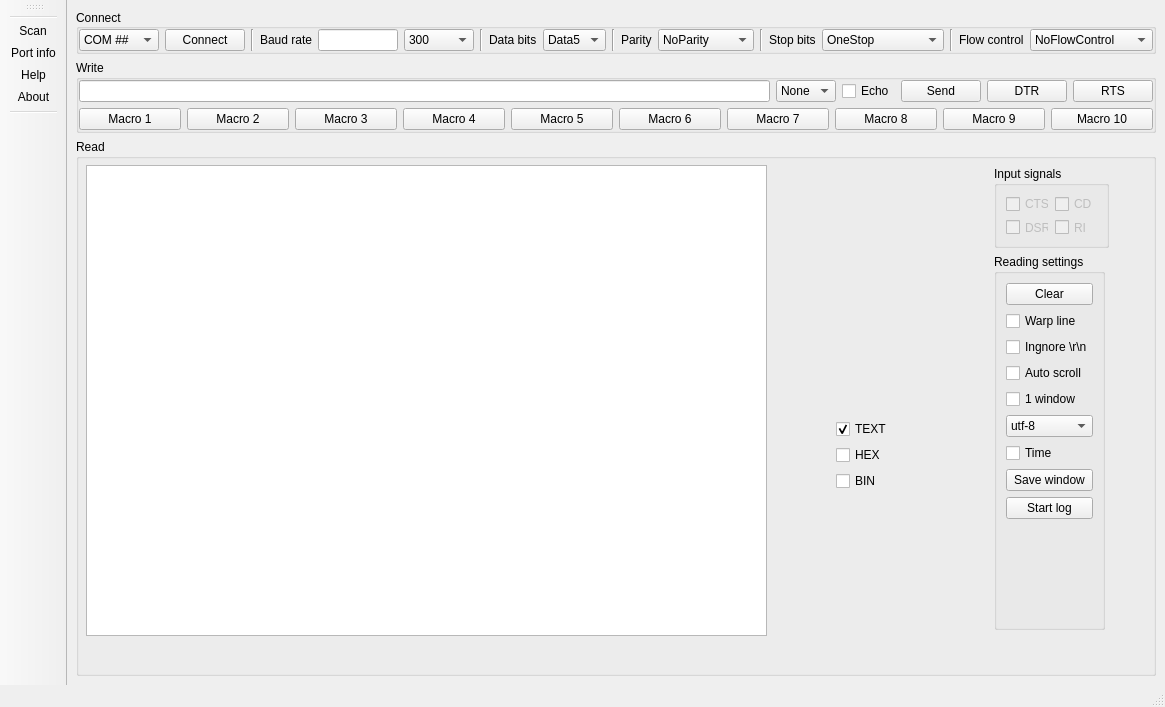
Qt form VisualStudioCode/Terminal_by_ZoMbiE/mainWindow.ui (DamianPodrazaCode/Python_code) before a commit.
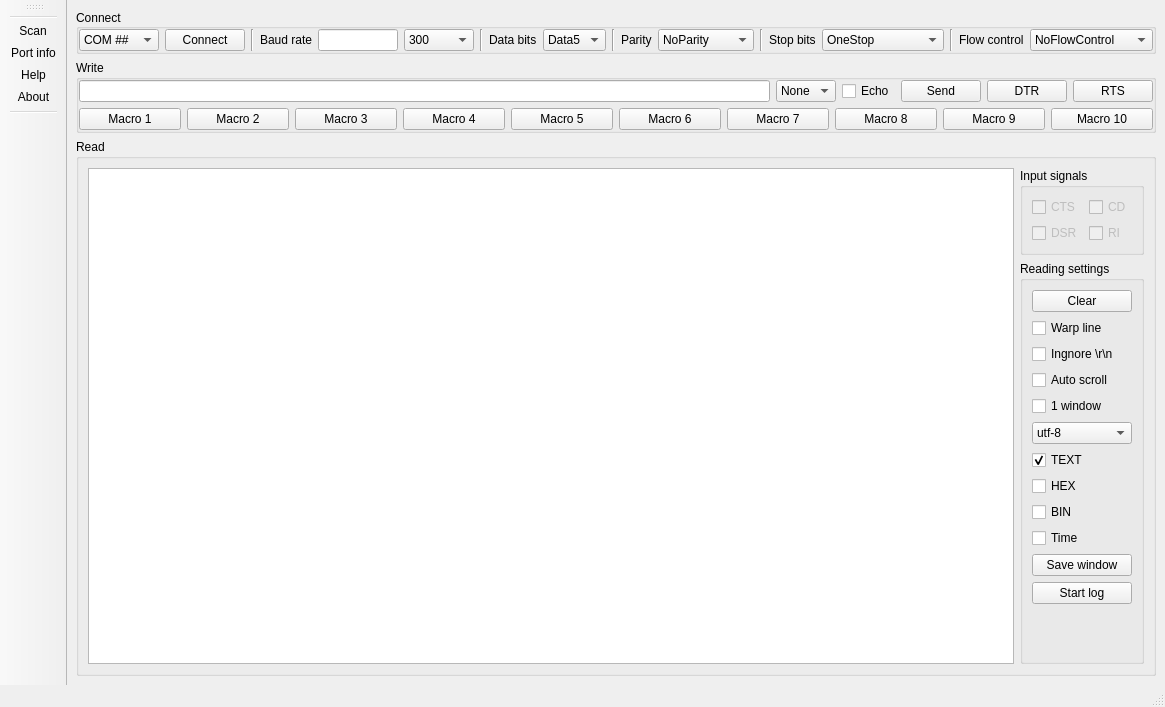
The same form after that commit.

```diff
--- a/VisualStudioCode/Terminal_by_ZoMbiE/mainWindow.ui
+++ b/VisualStudioCode/Terminal_by_ZoMbiE/mainWindow.ui
@@ -581,15 +581,9 @@
         <property name="flat">
          <bool>true</bool>
         </property>
+        <layout class="QGridLayout" name="gridLayout_2">
+         <item row="0" column="0" rowspan="2">
         <widget class="QPlainTextEdit" name="pteReadSerial">
-         <property name="geometry">
-          <rect>
-           <x>10</x>
-           <y>26</y>
-           <width>681</width>
-           <height>471</height>
-          </rect>
-         </property>
          <property name="verticalScrollBarPolicy">
           <enum>Qt::ScrollBarPolicy::ScrollBarAsNeeded</enum>
          </property>
@@ -600,15 +594,9 @@
           <number>0</number>
          </property>
         </widget>
+         </item>
+         <item row="0" column="1">
         <widget class="QGroupBox" name="groupBox">
-         <property name="geometry">
-          <rect>
-           <x>918</x>
-           <y>27</y>
-           <width>115</width>
-           <height>82</height>
-          </rect>
-         </property>
          <property name="sizePolicy">
           <sizepolicy hsizetype="Preferred" vsizetype="Preferred">
            <horstretch>0</horstretch>
@@ -673,15 +661,9 @@
           </item>
          </layout>
         </widget>
+         </item>
+         <item row="1" column="1">
         <widget class="QGroupBox" name="groupBox_2">
-         <property name="geometry">
-          <rect>
-           <x>918</x>
-           <y>115</y>
-           <width>111</width>
-           <height>376</height>
-          </rect>
-         </property>
          <property name="sizePolicy">
           <sizepolicy hsizetype="Minimum" vsizetype="Expanding">
            <horstretch>0</horstretch>
@@ -692,14 +674,14 @@
           <string>Reading settings</string>
          </property>
          <layout class="QGridLayout" name="gridLayout_3">
-          <item row="7" column="0">
+            <item row="8" column="0">
            <widget class="QPushButton" name="pbSaveWindow">
             <property name="text">
              <string>Save window</string>
             </property>
            </widget>
           </item>
-          <item row="6" column="0">
+            <item row="7" column="0">
            <widget class="QCheckBox" name="cbTime">
             <property name="text">
              <string>Time</string>
@@ -762,7 +744,7 @@
             </item>
            </widget>
           </item>
-          <item row="8" column="0">
+            <item row="9" column="0">
            <widget class="QPushButton" name="pbStartStopLog">
             <property name="text">
              <string>Start log</string>
@@ -786,7 +768,7 @@
             </property>
            </widget>
           </item>
-          <item row="9" column="0">
+            <item row="10" column="0">
            <spacer name="verticalSpacer">
             <property name="orientation">
              <enum>Qt::Orientation::Vertical</enum>
@@ -799,17 +781,7 @@
             </property>
            </spacer>
           </item>
-         </layout>
-        </widget>
-        <widget class="QWidget" name="">
-         <property name="geometry">
-          <rect>
-           <x>760</x>
-           <y>280</y>
-           <width>81</width>
-           <height>74</height>
-          </rect>
-         </property>
+            <item row="6" column="0">
          <layout class="QVBoxLayout" name="verticalLayout_4">
           <item>
            <widget class="QCheckBox" name="checkBox">
@@ -845,7 +817,11 @@
            </widget>
           </item>
          </layout>
-        </widget>
+            </item>
+           </layout>
+          </widget>
+         </item>
+        </layout>
        </widget>
       </item>
      </layout>
```
Lines whose indentation alone changed are shown as unchanged.
